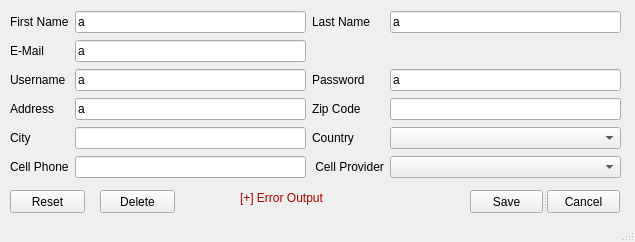
Above: src/CS1D-TMOTTBG/admineditselecteduserwindow.ui from cydiasa/CS1D-TMOTTBG before the change. Below: the same form after it.
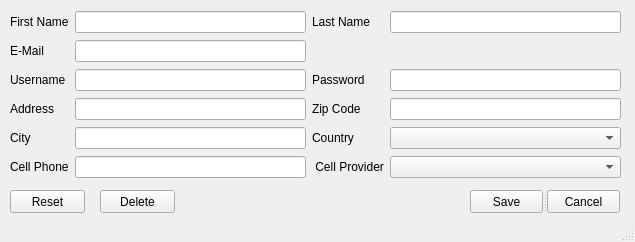
That is the form after the change.

What changed in the file:
```diff
--- a/src/CS1D-TMOTTBG/admineditselecteduserwindow.ui
+++ b/src/CS1D-TMOTTBG/admineditselecteduserwindow.ui
@@ -27,7 +27,7 @@
      <string notr="true">color: rgb(170, 0, 0);</string>
     </property>
     <property name="text">
-     <string>[+] Error Output</string>
+     <string/>
     </property>
    </widget>
    <widget class="QSplitter" name="splitter">
@@ -92,14 +92,14 @@
      <item row="1" column="1">
       <widget class="QLineEdit" name="emailInputBox">
        <property name="text">
-        <string>a</string>
+        <string/>
        </property>
       </widget>
      </item>
      <item row="2" column="1">
       <widget class="QLineEdit" name="usernameInputBox">
        <property name="text">
-        <string>a</string>
+        <string/>
        </property>
       </widget>
      </item>
@@ -120,7 +120,7 @@
      <item row="2" column="3">
       <widget class="QLineEdit" name="passwordInputBox">
        <property name="text">
-        <string>a</string>
+        <string/>
        </property>
       </widget>
      </item>
@@ -141,7 +141,7 @@
      <item row="3" column="1">
       <widget class="QLineEdit" name="addressInputBox">
        <property name="text">
-        <string>a</string>
+        <string/>
        </property>
       </widget>
      </item>
@@ -191,14 +191,14 @@
      <item row="0" column="1">
       <widget class="QLineEdit" name="firstNameInputBox">
        <property name="text">
-        <string>a</string>
+        <string/>
        </property>
       </widget>
      </item>
      <item row="0" column="3">
       <widget class="QLineEdit" name="lastNameInputBox">
        <property name="text">
-        <string>a</string>
+        <string/>
        </property>
       </widget>
      </item>
```
